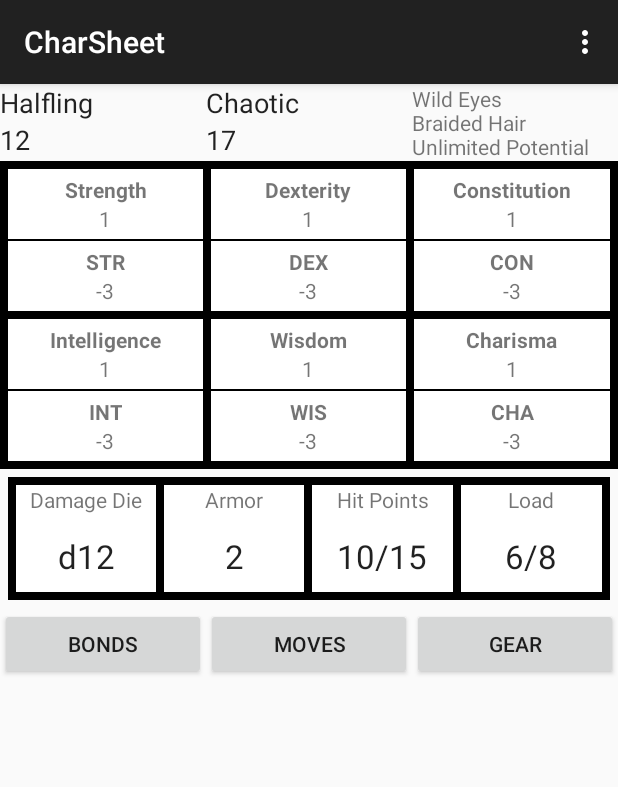
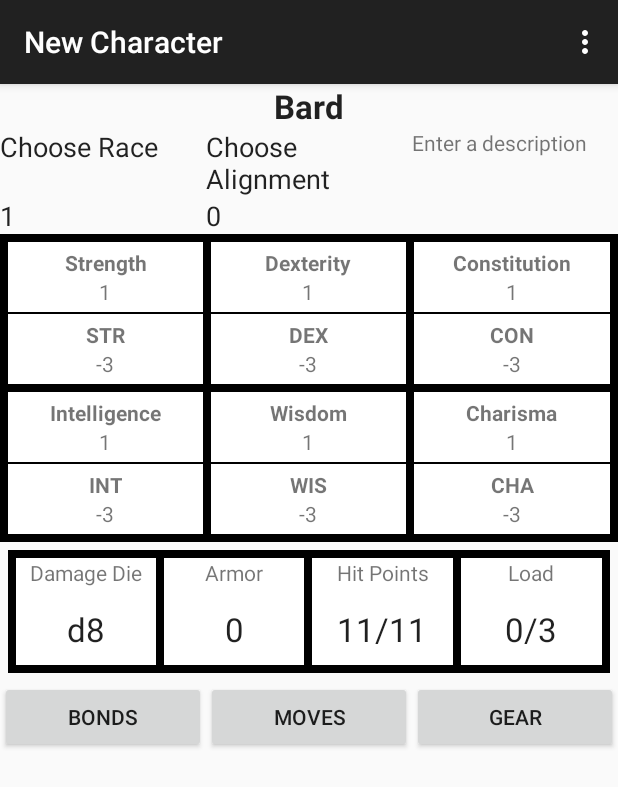
Before and after one commit to aniketschneider/dw-charsheet, an Android app: the screen it shows after launch (MainActivity), on a phone screen of 412 x 824 dp. Shown: the top 787 px of the screen. Run offline under Robolectric (Android 15) with nearby library versions, the phone set to English and light mode, and no system bars.

Commit message:
Reflect character object in UI, reduce sample data usage

```diff
--- a/app/src/main/java/personal/aschneider/charsheet/Ability.java
+++ b/app/src/main/java/personal/aschneider/charsheet/Ability.java
@@ -19,6 +19,7 @@ public class Ability implements Serializable {
   public static final Ability WISDOM = new Ability(R.string.ability_wisdom);
   public static final Ability CHARISMA = new Ability(R.string.ability_charisma);
 
+  // Important to have canonical ordering, for save/load serialization purposes
   public static final List<Ability> ALL = ImmutableList.<Ability>builder()
       .add(STRENGTH)
       .add(DEXTERITY)
--- a/app/src/main/java/personal/aschneider/charsheet/Character.java
+++ b/app/src/main/java/personal/aschneider/charsheet/Character.java
@@ -12,29 +12,48 @@ public class Character {
 
   private final UUID id;
   private String name;
+  private CharacterClass characterClass;
   private int raceId;
   private int alignmentId;
   private int level;
   private int xp;
   private String description;
 
-  private Map<Ability, Integer> stats;
+  private String damageDie;
+  private int armor;
 
-  public Character(Context c) {
+  private int currentLoad;
+  private int baseLoad;
+
+  private int currentHp;
+  private int baseHp;
+
+  private Map<Ability, Integer> abilities;
+
+  public Character(Context c, CharacterClass characterClass) {
     context = c.getApplicationContext();
 
     id = UUID.randomUUID();
     name = c.getString(R.string.new_character_name);
+    this.characterClass = characterClass;
     raceId = R.string.new_character_race;
     alignmentId = R.string.new_character_alignment;
     level = 1;
     xp = 0;
     description = c.getString(R.string.new_character_desc);
 
-    stats = Maps.newConcurrentMap();
+    abilities = Maps.newConcurrentMap();
     for (Ability a : Ability.ALL) {
-      stats.put(a, 1);
+      abilities.put(a, 1);
     }
+
+    //TODO: unstub these
+    damageDie = "d8";
+    armor = 0;
+    baseHp = 10;
+    currentHp = getMaxHp();  // depends on abilities being defined
+    baseLoad = 6;
+    currentLoad = 0;
   }
 
   public UUID getId() {
@@ -53,12 +72,20 @@ public class Character {
     return raceId;
   }
 
+  public String getRace(Context c) {
+    return c.getString(getRaceId());
+  }
+
   public void setRaceId(int race) {
     this.raceId = race;
   }
 
   public int getAlignmentId() {
     return alignmentId;
+  }
+
+  public String getAlignment(Context c) {
+    return c.getString(getAlignmentId());
   }
 
   public void setAlignmentId(int alignment) {
@@ -90,6 +117,46 @@ public class Character {
   }
 
   public int getAbilityScore(Ability ability) {
-    return stats.get(ability);
+    return abilities.get(ability);
+  }
+
+  public void setAbilityScore(Ability ability, int score) {
+    abilities.put(ability, score);
+  }
+
+  public String getDamageDie() {
+    //TODO: should be based on class
+    return damageDie;
+  }
+
+  public int getCurrentHp() {
+    return currentHp;
+  }
+
+  public int getMaxHp() {
+    //TODO: should be based on class, not fixed baseHp
+    return baseHp + getAbilityScore(Ability.CONSTITUTION);
+  }
+
+  public int getCurrentLoad() {
+    return currentLoad;
+  }
+
+  public int getMaxLoad() {
+    //TODO: should be based on class, not fixed baseLoad
+    return baseLoad + Ability.getMod(getAbilityScore(Ability.STRENGTH));
+  }
+
+  public int getArmor() {
+    //TODO: should be calculated based on gear
+    return armor;
+  }
+
+  public void setCharacterClass(CharacterClass newClass) {
+    this.characterClass = newClass;
+  }
+
+  public CharacterClass getCharacterClass() {
+    return characterClass;
   }
 }
--- /dev/null
+++ b/app/src/main/java/personal/aschneider/charsheet/CharacterClass.java
@@ -0,0 +1,89 @@
+package personal.aschneider.charsheet;
+
+import android.content.Context;
+
+import com.google.common.base.Optional;
+import com.google.common.collect.ImmutableList;
+
+import java.io.Serializable;
+import java.util.List;
+
+/**
+ * Created by aschneider on 11/4/14.
+ */
+public class CharacterClass implements Serializable {
+  public static final CharacterClass BARD = new CharacterClass(R.string.class_bard);
+  public static final CharacterClass CLERIC = new CharacterClass(R.string.class_cleric);
+  public static final CharacterClass DRUID = new CharacterClass(R.string.class_druid);
+  public static final CharacterClass FIGHTER = new CharacterClass(R.string.class_fighter);
+  public static final CharacterClass PALADIN = new CharacterClass(R.string.class_paladin);
+  public static final CharacterClass RANGER = new CharacterClass(R.string.class_ranger);
+  public static final CharacterClass THIEF = new CharacterClass(R.string.class_thief);
+  public static final CharacterClass WIZARD = new CharacterClass(R.string.class_wizard);
+
+  // Important to have canonical ordering, for save/load serialization purposes
+  public static final List<CharacterClass> ALL = ImmutableList.<CharacterClass>builder()
+      .add(BARD)
+      .add(CLERIC)
+      .add(DRUID)
+      .add(FIGHTER)
+      .add(PALADIN)
+      .add(RANGER)
+      .add(THIEF)
+      .add(WIZARD)
+      .build();
+
+  /**
+   * Retrieve the CharacterClass associated with a name resource.
+   *
+   * @param nameId a resource id for the name of a class
+   * @return the CharacterClass associated with the name
+   */
+  public static Optional<CharacterClass> get(int nameId) {
+    for (CharacterClass a : ALL) {
+      if (a.getNameId() == nameId) {
+        return Optional.of(a);
+      }
+    }
+    return Optional.absent();
+  }
+
+  /**
+   * Retrieve the CharacterClass associated with a name.
+   *
+   * @param c application context, for associating ids with resources
+   * @param name the name of a class
+   * @return the CharacterClass associated with the name
+   */
+  public static Optional<CharacterClass> get(Context c, String name) {
+    for (CharacterClass a : ALL) {
+      if (c.getString(a.getNameId()).equals(name)) {
+        return Optional.of(a);
+      }
+    }
+    return Optional.absent();
+  }
+
+  private int nameId;
+
+  private CharacterClass(int nameId) {
+    this.nameId = nameId;
+  }
+
+  /**
+   * @return resource id for the name of the class
+   */
+  public int getNameId() {
+    return nameId;
+  }
+
+  /**
+   * Get the full, localized name of the class.
+   *
+   * @param c Application context, to access resources from ids.
+   * @return the full name of the ability
+   */
+  public String getName(Context c) {
+    return c.getString(nameId);
+  }
+}
--- a/app/src/main/java/personal/aschneider/charsheet/CharacterSheetFragment.java
+++ b/app/src/main/java/personal/aschneider/charsheet/CharacterSheetFragment.java
@@ -9,6 +9,7 @@ import android.view.LayoutInflater;
 import android.view.View;
 import android.view.View.OnLongClickListener;
 import android.view.ViewGroup;
+import android.widget.TextView;
 
 import com.google.common.collect.Maps;
 
@@ -21,7 +22,17 @@ public class CharacterSheetFragment extends Fragment {
   private static final String SCORE_DIALOG_TAG = "score_dialog";
 
   private UUID characterId;
+  private TextView characterClass;
+  private TextView race;
+  private TextView alignment;
+  private TextView level;
+  private TextView experience;
+  private TextView description;
   private Map<Ability, AbilityScoreView> abilityScoreViews = Maps.newHashMap();
+  private TextView damageDie;
+  private TextView armor;
+  private TextView hitPoints;
+  private TextView load;
 
   public static CharacterSheetFragment newInstance(UUID characterId) {
     Bundle args = new Bundle();
@@ -44,14 +55,25 @@ public class CharacterSheetFragment extends Fragment {
     } else {
       this.characterId = characterId;
     }
+
+    setRetainInstance(true);
   }
 
   @Override
   public View onCreateView(LayoutInflater inflater,
                            ViewGroup container, Bundle savedInstanceState) {
-    View v = inflater.inflate(R.layout.fragment_character_sheet, null);
+    View v = inflater.inflate(R.layout.fragment_character_sheet, container, false);
 
-    Character character = Playpen.getInstance().getCharacter(characterId);
+    characterClass = (TextView) v.findViewById(R.id.class_view);
+    race = (TextView) v.findViewById(R.id.race_view);
+    alignment = (TextView) v.findViewById(R.id.alignment_view);
+    level = (TextView) v.findViewById(R.id.level_view);
+    experience = (TextView) v.findViewById(R.id.experience_view);
+    description = (TextView) v.findViewById(R.id.description_view);
+    damageDie = (TextView) v.findViewById(R.id.damage_die_view);
+    armor = (TextView) v.findViewById(R.id.armor_view);
+    hitPoints = (TextView) v.findViewById(R.id.hit_points_view);
+    load = (TextView) v.findViewById(R.id.load_view);
 
     abilityScoreViews.put(Ability.STRENGTH, (AbilityScoreView) v.findViewById(R.id.strWidget));
     abilityScoreViews.put(Ability.DEXTERITY, (AbilityScoreView) v.findViewById(R.id.dexWidget));
@@ -61,10 +83,11 @@ public class CharacterSheetFragment extends Fragment {
     abilityScoreViews.put(Ability.CHARISMA, (AbilityScoreView) v.findViewById(R.id.chaWidget));
 
     for (Map.Entry<Ability, AbilityScoreView> e : abilityScoreViews.entrySet()) {
-      e.getValue().setScore(character.getAbilityScore(e.getKey()));
       setAbilityWidgetListener(e.getValue());
     }
 
+
+    updateCharacterData();
 
     return v;
   }
@@ -75,7 +98,8 @@ public class CharacterSheetFragment extends Fragment {
     if (requestCode == REQUEST_SCORE) {
       Ability ability = (Ability) data.getSerializableExtra(AbilityScorePickerFragment.EXTRA_ABILITY_KEY);
       int newScore = data.getIntExtra(AbilityScorePickerFragment.EXTRA_SCORE_KEY, abilityScoreViews.get(ability).getScore());
-      abilityScoreViews.get(ability).setScore(newScore);
+      Playpen.getInstance().getCharacter(characterId).setAbilityScore(ability, newScore);
+      updateCharacterData();
     }
   }
 
@@ -96,4 +120,23 @@ public class CharacterSheetFragment extends Fragment {
     });
   }
 
+  private void updateCharacterData() {
+    Character character = Playpen.getInstance().getCharacter(characterId);
+
+    getActivity().setTitle(character.getName());
+    characterClass.setText(character.getCharacterClass().getName(getActivity()));
+    race.setText(character.getRace(getActivity()));
+    alignment.setText(character.getAlignment(getActivity()));
+    level.setText(Integer.valueOf(character.getLevel()).toString());
+    experience.setText(Integer.valueOf(character.getXp()).toString());
+    description.setText(character.getDescription());
+    damageDie.setText(character.getDamageDie());
+    armor.setText(Integer.valueOf(character.getArmor()).toString());
+    hitPoints.setText(character.getCurrentHp() + "/" + character.getMaxHp());
+    load.setText(character.getCurrentLoad() + "/" + character.getMaxLoad());
+
+    for (Map.Entry<Ability, AbilityScoreView> e : abilityScoreViews.entrySet()) {
+      e.getValue().setScore(character.getAbilityScore(e.getKey()));
+    }
+  }
 }
--- a/app/src/main/java/personal/aschneider/charsheet/MainActivity.java
+++ b/app/src/main/java/personal/aschneider/charsheet/MainActivity.java
@@ -14,7 +14,8 @@ public class MainActivity extends ActionBarActivity {
     super.onCreate(savedInstanceState);
     setContentView(R.layout.activity_main);
     if (savedInstanceState == null) {
-      Character sampleChar = Playpen.getInstance().newCharacter(this);
+      // TODO: unstub
+      Character sampleChar = Playpen.getInstance().newCharacter(this, CharacterClass.BARD);
       getSupportFragmentManager().beginTransaction()
           .add(R.id.container, CharacterSheetFragment.newInstance(sampleChar.getId()))
           .commit();
--- a/app/src/main/java/personal/aschneider/charsheet/Playpen.java
+++ b/app/src/main/java/personal/aschneider/charsheet/Playpen.java
@@ -40,8 +40,8 @@ public class Playpen {
     this.characters.put(character.getId(), character);
   }
 
-  public Character newCharacter(Context c) {
-    Character newCharacter = new Character(c);
+  public Character newCharacter(Context c, CharacterClass characterClass) {
+    Character newCharacter = new Character(c, characterClass);
     this.addCharacter(newCharacter);
     return newCharacter;
   }
--- a/app/src/main/res/layout/fragment_character_sheet.xml
+++ b/app/src/main/res/layout/fragment_character_sheet.xml
@@ -4,6 +4,16 @@
     android:layout_width="match_parent"
     android:layout_height="match_parent"
     android:orientation="vertical">
+
+  <TextView
+      android:id="@+id/class_view"
+      android:layout_width="wrap_content"
+      android:layout_height="wrap_content"
+      android:textAppearance="?android:attr/textAppearanceLarge"
+      android:text="@string/sample_class"
+      android:layout_gravity="center_horizontal"
+      android:textStyle="bold"
+      />
 
   <LinearLayout
       android:layout_width="match_parent"
@@ -22,12 +32,14 @@
           android:orientation="horizontal">
 
         <TextView
+            android:id="@+id/race_view"
             android:layout_width="0dp"
             android:layout_height="match_parent"
             android:layout_weight="1"
             android:text="@string/sample_race"
             android:textAppearance="@android:style/TextAppearance.Medium" />
         <TextView
+            android:id="@+id/alignment_view"
             android:layout_width="0dp"
             android:layout_height="match_parent"
             android:layout_weight="1"
@@ -42,12 +54,14 @@
           android:orientation="horizontal">
 
         <TextView
+            android:id="@+id/level_view"
             android:layout_width="0dp"
             android:layout_height="match_parent"
             android:layout_weight="1"
             android:text="@string/sample_level"
             android:textAppearance="@android:style/TextAppearance.Medium" />
         <TextView
+            android:id="@+id/experience_view"
             android:layout_width="0dp"
             android:layout_height="match_parent"
             android:layout_weight="1"
@@ -59,16 +73,16 @@
     </LinearLayout>
 
     <TextView
+        android:id="@+id/description_view"
         android:layout_width="0dp"
         android:layout_height="wrap_content"
         android:layout_weight="1"
-        android:text="@string/sample_description"
-        android:id="@+id/textView" />
+        android:text="@string/sample_description" />
 
   </LinearLayout>
 
   <LinearLayout
-      android:id="@+id/abilityContainer"
+      android:id="@+id/ability_container"
       android:layout_width="match_parent"
       android:layout_height="wrap_content"
       android:orientation="vertical" >
@@ -81,7 +95,7 @@
 
       <view
           my:score="16"
-          my:statName="Strength"
+          my:statName="@string/ability_strength"
           android:layout_width="0dp"
           android:layout_height="wrap_content"
           class="personal.aschneider.charsheet.AbilityScoreView"
@@ -93,7 +107,7 @@
           android:layout_marginBottom="5dp"/>
       <view
           my:score="15"
-          my:statName="Dexterity"
+          my:statName="@string/ability_dexterity"
           android:layout_width="0dp"
           android:layout_height="wrap_content"
           class="personal.aschneider.charsheet.AbilityScoreView"
@@ -103,7 +117,7 @@
           android:layout_margin="5dp" />
       <view
           my:score="13"
-          my:statName="Constitution"
+          my:statName="@string/ability_constitution"
           android:layout_width="0dp"
           android:layout_height="wrap_content"
           class="personal.aschneider.charsheet.AbilityScoreView"
@@ -123,7 +137,7 @@
 
       <view
           my:score="12"
-          my:statName="Intelligence"
+          my:statName="@string/ability_intelligence"
           android:layout_width="0dp"
           android:layout_height="wrap_content"
           class="personal.aschneider.charsheet.AbilityScoreView"
@@ -135,7 +149,7 @@
           android:layout_marginBottom="5dp" />
       <view
           my:score="9"
-          my:statName="Wisdom"
+          my:statName="@string/ability_wisdom"
           android:layout_width="0dp"
           android:layout_height="wrap_content"
           class="personal.aschneider.charsheet.AbilityScoreView"
@@ -145,7 +159,7 @@
           android:layout_marginBottom="5dp" />
       <view
           my:score="8"
-          my:statName="Charisma"
+          my:statName="@string/ability_charisma"
           android:layout_width="0dp"
           android:layout_height="wrap_content"
           class="personal.aschneider.charsheet.AbilityScoreView"
@@ -180,11 +194,11 @@
           android:layout_marginBottom="4dp"
           android:gravity="center" />
       <TextView
+          android:id="@+id/damage_die_view"
           android:layout_width="match_parent"
           android:layout_height="48dp"
           android:textAppearance="?android:attr/textAppearanceLarge"
           android:text="d12"
-          android:id="@+id/damageDie"
           android:gravity="center"
           android:background="#ffffffff"/>
     </LinearLayout>
@@ -205,11 +219,11 @@
           android:layout_marginBottom="4dp"
           android:gravity="center" />
       <TextView
+          android:id="@+id/armor_view"
           android:layout_width="match_parent"
           android:layout_height="48dp"
           android:textAppearance="?android:attr/textAppearanceLarge"
           android:text="2"
-          android:id="@+id/armor"
           android:gravity="center"
           android:background="#ffffffff" />
     </LinearLayout>
@@ -230,11 +244,11 @@
           android:layout_marginBottom="4dp"
           android:gravity="center" />
       <TextView
+          android:id="@+id/hit_points_view"
           android:layout_width="match_parent"
           android:layout_height="48dp"
           android:textAppearance="?android:attr/textAppearanceLarge"
           android:text="10/15"
-          android:id="@+id/hitPoints"
           android:gravity="center"
           android:background="#ffffffff" />
     </LinearLayout>
@@ -255,11 +269,11 @@
           android:layout_marginBottom="4dp"
           android:gravity="center" />
       <TextView
+          android:id="@+id/load_view"
           android:layout_width="match_parent"
           android:layout_height="48dp"
           android:textAppearance="?android:attr/textAppearanceLarge"
           android:text="6/8"
-          android:id="@+id/load"
           android:gravity="center"
           android:background="#ffffffff" />
     </LinearLayout>
--- a/app/src/main/res/layout/widget_ability_score.xml
+++ b/app/src/main/res/layout/widget_ability_score.xml
@@ -1,6 +1,6 @@
 <?xml version="1.0" encoding="utf-8"?>
 <LinearLayout xmlns:android="http://schemas.android.com/apk/res/android"
-    android:id="@+id/abilityContainer"
+    android:id="@+id/ability_container"
     android:layout_width="match_parent"
     android:layout_height="wrap_content"
     android:orientation="vertical"
--- a/app/src/main/res/values/samples.xml
+++ b/app/src/main/res/values/samples.xml
@@ -1,6 +1,7 @@
 <?xml version="1.0" encoding="utf-8"?>
 <resources>
-  <string name="sample_name">Kai the Druid</string>
+  <string name="sample_name">Kai</string>
+  <string name="sample_class">Druid</string>
   <string name="sample_race">Halfling</string>
   <string name="sample_alignment">Chaotic</string>
   <string name="sample_level">12</string>
--- a/app/src/main/res/values/strings.xml
+++ b/app/src/main/res/values/strings.xml
@@ -34,4 +34,12 @@
   <string name="alignment_good">Good</string>
   <string name="alignment_evil">Evil</string>
   <string name="alignment_neutral">Neutral</string>
+  <string name="class_bard">Bard</string>
+  <string name="class_cleric">Cleric</string>
+  <string name="class_druid">Druid</string>
+  <string name="class_fighter">Fighter</string>
+  <string name="class_paladin">Paladin</string>
+  <string name="class_ranger">Ranger</string>
+  <string name="class_thief">Thief</string>
+  <string name="class_wizard">Wizard</string>
 </resources>
```
